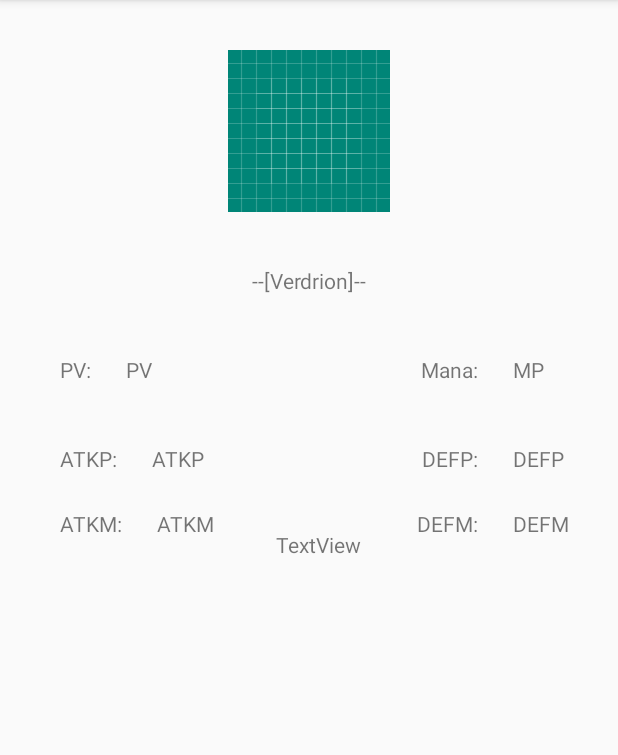
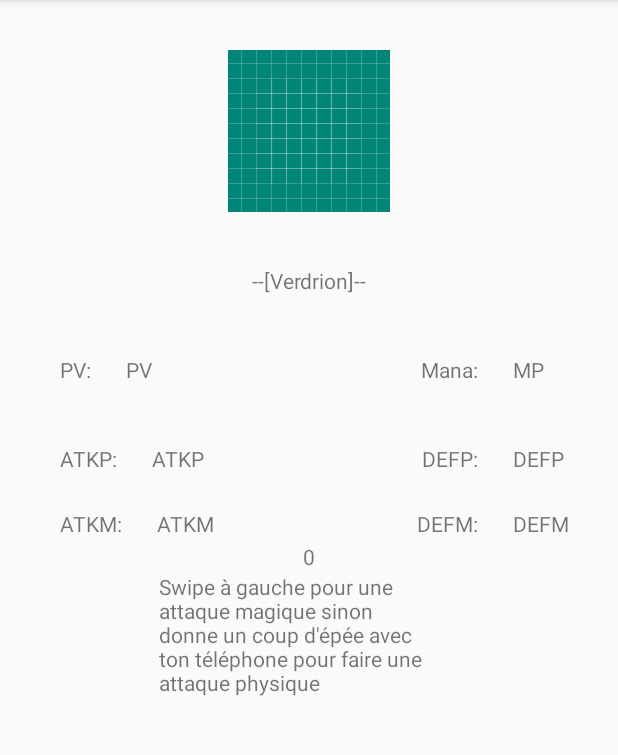
Before and after one commit to Gorgory24/Elemental-Hunter, an Android app: the FicheActivity screen opened directly, with no data from a screen before it, on a phone screen of 412 x 824 dp, the part 84-839 px from its top. Run offline under Robolectric (Android 15) with nearby library versions, the light colour scheme and no system bars; 7 statements that could not run were skipped.

Commit message:
Ajout swipe + Accelerometre dans la fichePerso

```diff
--- a/app/src/main/res/layout/activity_fiche.xml
+++ b/app/src/main/res/layout/activity_fiche.xml
@@ -167,10 +167,19 @@
         android:id="@+id/DiceResult"
         android:layout_width="wrap_content"
         android:layout_height="wrap_content"
-        android:layout_marginStart="32dp"
-        android:layout_marginLeft="32dp"
-        android:layout_marginTop="212dp"
-        android:text="TextView"
-        app:layout_constraintStart_toStartOf="@+id/imageCharacter"
+        android:layout_marginTop="220dp"
+        android:text="0"
+        app:layout_constraintEnd_toEndOf="parent"
+        app:layout_constraintStart_toStartOf="parent"
+        app:layout_constraintTop_toBottomOf="@+id/imageCharacter" />
+
+    <TextView
+        android:id="@+id/Explication"
+        android:layout_width="200dp"
+        android:layout_height="100dp"
+        android:layout_marginTop="240dp"
+        android:text="Swipe à gauche pour une attaque magique sinon donne un coup d'épée avec ton téléphone pour faire une attaque physique"
+        app:layout_constraintEnd_toEndOf="parent"
+        app:layout_constraintStart_toStartOf="parent"
         app:layout_constraintTop_toBottomOf="@+id/imageCharacter" />
 </androidx.constraintlayout.widget.ConstraintLayout>
```
